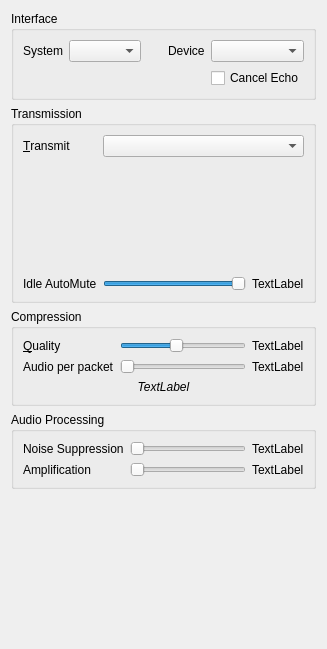
The window that src/mumble/AudioInput.ui (mumble-voip/mumble) describes before a commit, drawn with Qt 5.
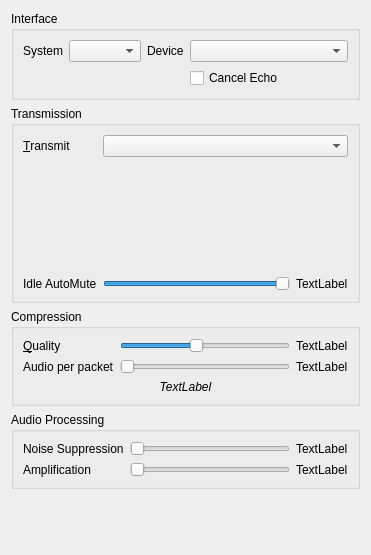
The same window after the commit. Custom widgets are drawn as their Qt base class.

Commit message: Add elide mode for the audio devices, and store configdialog geometry.

```diff
--- a/src/mumble/AudioInput.ui
+++ b/src/mumble/AudioInput.ui
@@ -5,8 +5,8 @@
    <rect>
     <x>0</x>
     <y>0</y>
-    <width>304</width>
-    <height>649</height>
+    <width>340</width>
+    <height>555</height>
    </rect>
   </property>
   <property name="windowTitle" >
@@ -74,8 +74,8 @@
       <item row="0" column="4" >
        <widget class="QComboBox" name="qcbDevice" >
         <property name="sizePolicy" >
-         <sizepolicy vsizetype="Fixed" hsizetype="Expanding" >
-          <horstretch>0</horstretch>
+         <sizepolicy vsizetype="Fixed" hsizetype="MinimumExpanding" >
+          <horstretch>1</horstretch>
           <verstretch>0</verstretch>
          </sizepolicy>
         </property>
@@ -85,6 +85,12 @@
         <property name="whatsThis" >
          <string>&lt;b>This is the output method to use for audio.&lt;/b>&lt;br />Most likely you want to use DirectSound.</string>
         </property>
+        <property name="sizeAdjustPolicy" >
+         <enum>QComboBox::AdjustToMinimumContentsLength</enum>
+        </property>
+        <property name="minimumContentsLength" >
+         <number>16</number>
+        </property>
        </widget>
       </item>
       <item row="1" column="4" >
```
Left out of the diff: 2 changed lines with no effect on the pictures. The commit also changes 6 other files.
